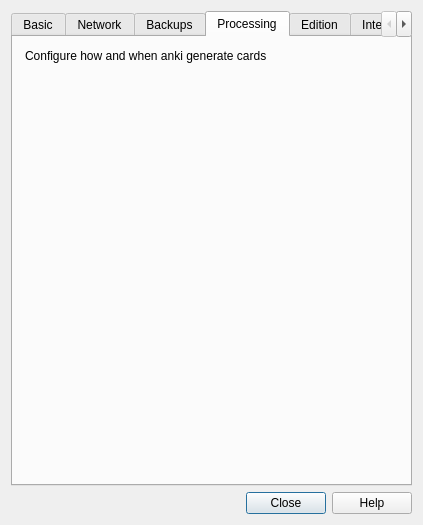
First picture: the form in designer/preferences.ui, repository Arthur-Milchior/anki, before the edit.
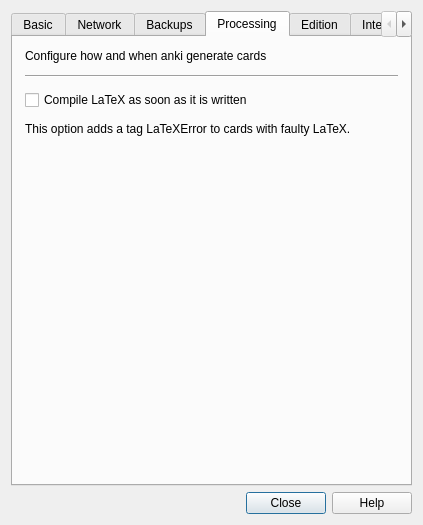
Second picture: the form after the edit. The open tabs and pages were chosen to show the change.

Commit message: Add preferenec "compileLaTeX"

```diff
--- a/designer/preferences.ui
+++ b/designer/preferences.ui
@@ -459,6 +459,27 @@
          </property>
         </widget>
        </item>
+       <item>
+        <widget class="Line" name="line">
+         <property name="orientation">
+          <enum>Qt::Horizontal</enum>
+         </property>
+        </widget>
+       </item>
+       <item>
+        <widget class="QCheckBox" name="compileLaTeX">
+         <property name="text">
+          <string>Compile LaTeX as soon as it is written</string>
+         </property>
+        </widget>
+       </item>
+       <item>
+        <widget class="QLabel" name="label_2">
+         <property name="text">
+          <string>This option adds a tag LaTeXError to cards with faulty LaTeX. </string>
+         </property>
+        </widget>
+       </item>
        <item>
         <spacer name="verticalSpacer">
          <property name="orientation">
```
The commit also changes 1 other file.
